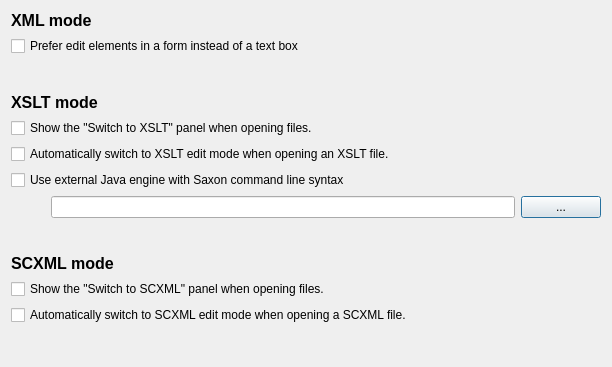
This is src/config/configureeditmodesdialog.ui in lbellonda/qxmledit as Qt 5 draws it before an edit. The edited form follows.
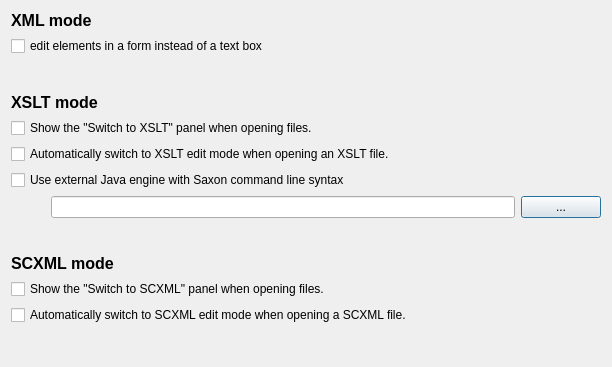
This is the edited form.

Patch:
```diff
--- a/src/config/configureeditmodesdialog.ui
+++ b/src/config/configureeditmodesdialog.ui
@@ -37,7 +37,7 @@
    <item>
     <widget class="QCheckBox" name="cbPreferEditAsForm">
      <property name="text">
-      <string>Prefer edit elements in a form instead of a text box</string>
+      <string>edit elements in a form instead of a text box</string>
      </property>
     </widget>
    </item>
```
